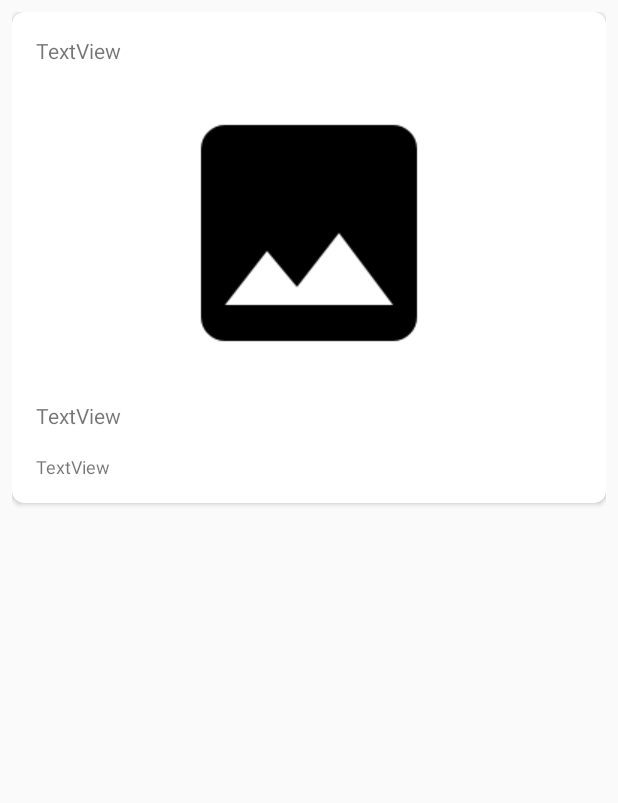
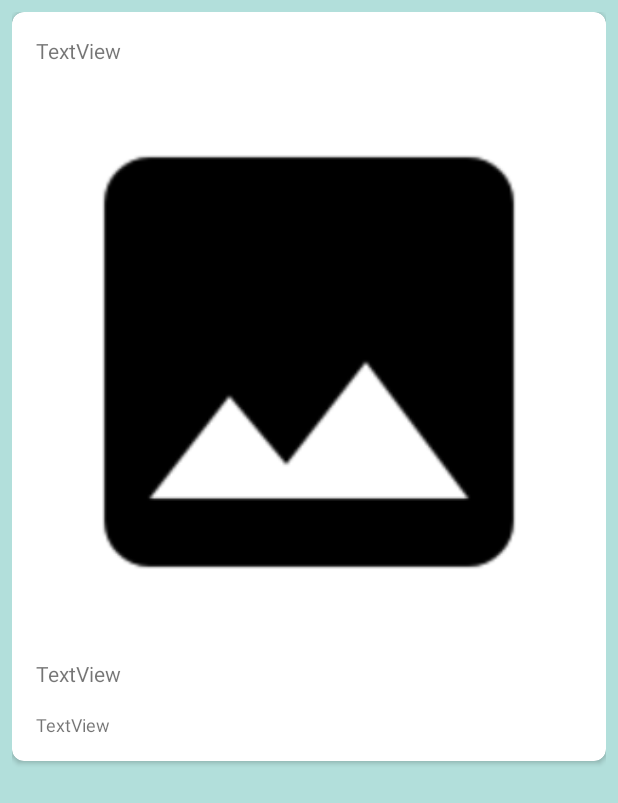
Before and after one commit to thanaoat/FlickrBrowser, an Android app: the layout content_photo_details.xml on its own in the app's theme, with its tools: preview values and no code run, on a phone screen of 412 x 824 dp. Shown: the top 803 px of the screen. Run offline under Robolectric (Android 15) with nearby library versions, the phone set to English and light mode, and no system bars.

```diff
--- a/app/src/main/res/layout/browse.xml
+++ b/app/src/main/res/layout/browse.xml
@@ -1,6 +1,7 @@
 <?xml version="1.0" encoding="utf-8"?>
 <LinearLayout xmlns:android="http://schemas.android.com/apk/res/android"
     xmlns:app="http://schemas.android.com/apk/res-auto"
+    xmlns:tools="http://schemas.android.com/tools"
     android:layout_width="match_parent"
     android:layout_height="wrap_content"
     android:orientation="horizontal"
@@ -12,6 +13,7 @@
         android:layout_width="0dp"
         android:layout_height="wrap_content"
         android:layout_weight="1"
+        android:contentDescription="@string/browse_image_description"
         android:scaleType="fitStart"
         app:srcCompat="@drawable/placeholder" />
 
@@ -22,5 +24,5 @@
         android:layout_marginStart="16dp"
         android:layout_marginLeft="16dp"
         android:layout_weight="2"
-        android:text="TextView" />
+        tools:text="Empty TextView" />
 </LinearLayout>
--- a/app/src/main/res/layout/content_photo_details.xml
+++ b/app/src/main/res/layout/content_photo_details.xml
@@ -26,13 +26,15 @@
                 android:layout_width="match_parent"
                 android:layout_height="wrap_content"
                 android:layout_margin="8dp"
-                android:text="TextView" />
+                tools:text="TextView" />
 
             <ImageView
                 android:id="@+id/photo_image"
                 android:layout_width="match_parent"
                 android:layout_height="wrap_content"
                 android:layout_margin="8dp"
+                android:adjustViewBounds="true"
+                android:contentDescription="@string/browse_image_description"
                 android:scaleType="fitCenter"
                 app:srcCompat="@drawable/placeholder" />
 
@@ -41,15 +43,15 @@
                 android:layout_width="match_parent"
                 android:layout_height="wrap_content"
                 android:layout_margin="8dp"
-                android:text="TextView" />
+                tools:text="TextView" />
 
             <TextView
                 android:id="@+id/photo_tags"
                 android:layout_width="match_parent"
                 android:layout_height="wrap_content"
                 android:layout_margin="8dp"
-                android:text="TextView"
-                android:textSize="12sp" />
+                android:textSize="12sp"
+                tools:text="TextView" />
         </LinearLayout>
     </androidx.cardview.widget.CardView>
 </ScrollView>
--- /dev/null
+++ b/app/src/main/res/values-v21/styles.xml
@@ -0,0 +1,8 @@
+<?xml version="1.0" encoding="utf-8"?>
+<resources>
+    <style name="AppTheme.NoActionBar">
+        <item name="windowActionBar">false</item>
+        <item name="windowNoTitle">true</item>
+        <item name="android:navigationBarColor">@color/primary_dark</item>
+    </style>
+</resources>
--- /dev/null
+++ b/app/src/main/res/values-v23/styles.xml
@@ -0,0 +1,9 @@
+<?xml version="1.0" encoding="utf-8"?>
+<resources>
+    <style name="AppTheme.NoActionBar">
+        <item name="windowActionBar">false</item>
+        <item name="windowNoTitle">true</item>
+        <item name="android:colorBackgroundFloating">@color/primary</item>
+        <item name="android:navigationBarColor">@color/primary_dark</item>
+    </style>
+</resources>
--- a/app/src/main/res/values/colors.xml
+++ /dev/null
@@ -1,6 +0,0 @@
-<?xml version="1.0" encoding="utf-8"?>
-<resources>
-    <color name="colorPrimary">#008577</color>
-    <color name="colorPrimaryDark">#00574B</color>
-    <color name="colorAccent">#D81B60</color>
-</resources>
--- a/app/src/main/res/values/strings.xml
+++ b/app/src/main/res/values/strings.xml
@@ -3,4 +3,5 @@
     <string name="action_settings">Settings</string>
     <string name="title_activity_search">SearchActivity</string>
     <string name="title_activity_photo_details">Photo Details</string>
+    <string name="browse_image_description">Download Flickr photo</string>
 </resources>
--- a/app/src/main/res/values/styles.xml
+++ b/app/src/main/res/values/styles.xml
@@ -1,11 +1,23 @@
 <resources>
+    <color name="primary">@color/md_teal_500</color>
+    <color name="primary_dark">@color/md_teal_700</color>
+    <color name="primary_light">@color/md_teal_100</color>
+    <color name="accent">@color/md_deep_orange_500</color>
+    <color name="primary_text">@color/md_grey_900</color>
+    <color name="secondary_text">@color/md_grey_600</color>
+    <color name="icons">@color/md_white_1000</color>
+    <color name="divider">@color/md_grey_400</color>
 
     <!-- Base application theme. -->
     <style name="AppTheme" parent="Theme.AppCompat.Light.DarkActionBar">
         <!-- Customize your theme here. -->
-        <item name="colorPrimary">@color/colorPrimary</item>
-        <item name="colorPrimaryDark">@color/colorPrimaryDark</item>
-        <item name="colorAccent">@color/colorAccent</item>
+        <item name="colorPrimary">@color/primary</item>
+        <item name="colorPrimaryDark">@color/primary_dark</item>
+        <item name="colorAccent">@color/accent</item>
+        <item name="android:textColorSecondary">@color/secondary_text</item>
+        <item name="android:icon">@color/icons</item>
+        <item name="android:windowBackground">@color/primary_light</item>
+        <item name="cardBackgroundColor">@color/primary</item>
     </style>
 
     <style name="AppTheme.NoActionBar">
```
Also changed, not shown: app/src/main/res/values/android_material_design_colours.xml (added, +301 -0 lines).
